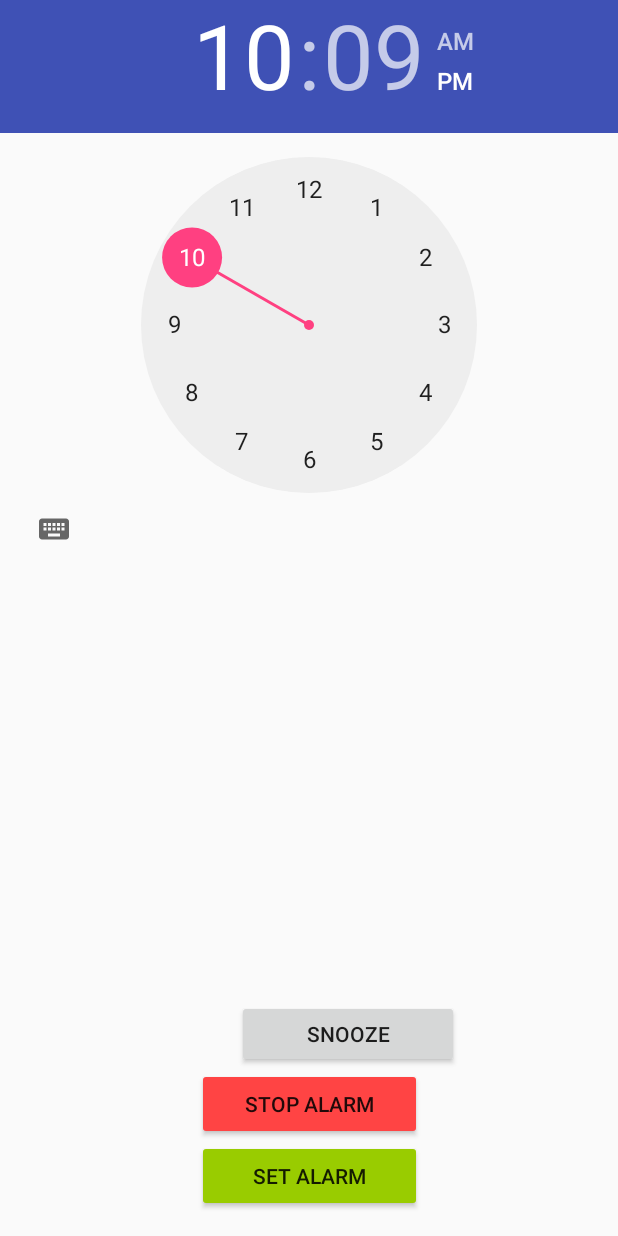
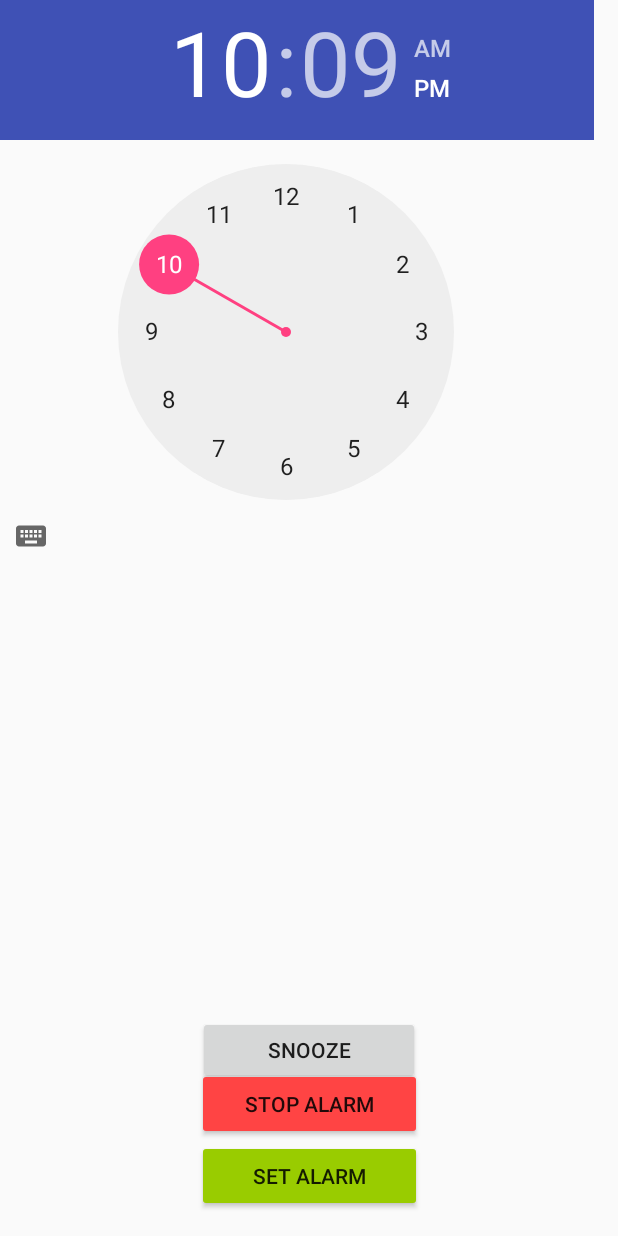
Before and after one commit to kumailn/alarmClock, an Android app: the layout activity_main.xml on its own in the app's theme, with its tools: preview values and no code run, on a phone screen of 412 x 824 dp. Run offline under Robolectric (Android 15) with nearby library versions, the phone set to English and light mode, and no system bars.

```diff
--- a/app/src/main/res/layout/activity_main.xml
+++ b/app/src/main/res/layout/activity_main.xml
@@ -24,8 +24,8 @@
         android:id="@+id/timePicker"
         android:layout_width="wrap_content"
         android:layout_height="wrap_content"
-        android:layout_marginLeft="0dp"
-        android:layout_marginTop="-12dp"
+        android:layout_marginLeft="-16dp"
+        android:layout_marginTop="-7dp"
         android:headerBackground="@color/colorPrimary"
         app:layout_constraintLeft_toLeftOf="parent"
         app:layout_constraintTop_toTopOf="parent" />
@@ -48,8 +48,10 @@
         android:layout_width="148dp"
         android:layout_height="45dp"
         android:text="Snooze"
-        android:layout_marginRight="106dp"
+        app:layout_constraintBottom_toBottomOf="parent"
+        android:layout_marginBottom="101dp"
+        android:layout_marginRight="8dp"
         app:layout_constraintRight_toRightOf="parent"
-        app:layout_constraintBottom_toBottomOf="parent"
-        android:layout_marginBottom="112dp" />
+        android:layout_marginLeft="8dp"
+        app:layout_constraintLeft_toLeftOf="parent" />
 </android.support.constraint.ConstraintLayout>
```
Also changed, not shown: app/src/main/java/com/kumailn/alarmclock/MainActivity.java (+45 -1 lines), app/src/main/java/com/kumailn/alarmclock/MyReceiver.java (+13 -5 lines), app/src/main/java/com/kumailn/alarmclock/MyService.java (+24 -0 lines).
